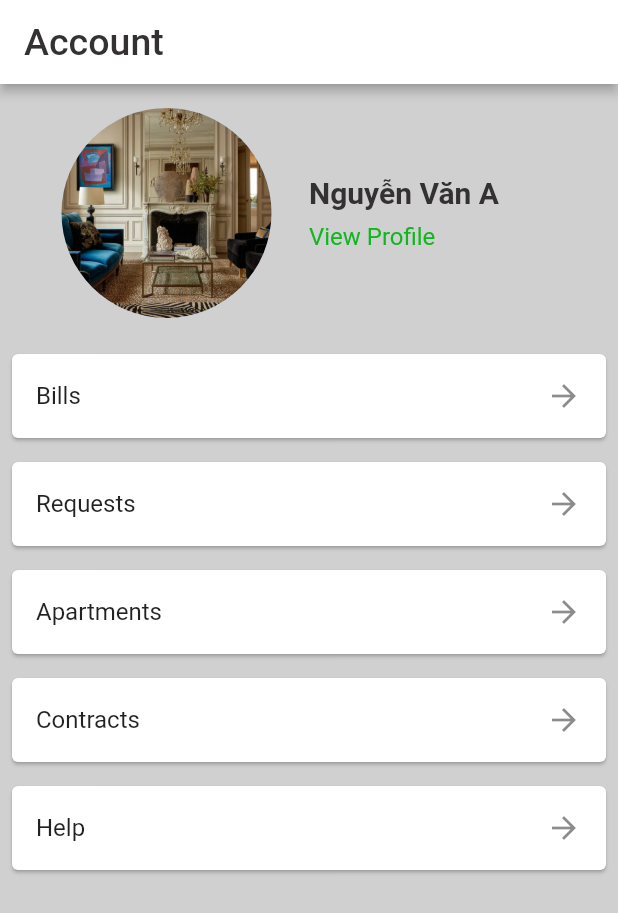
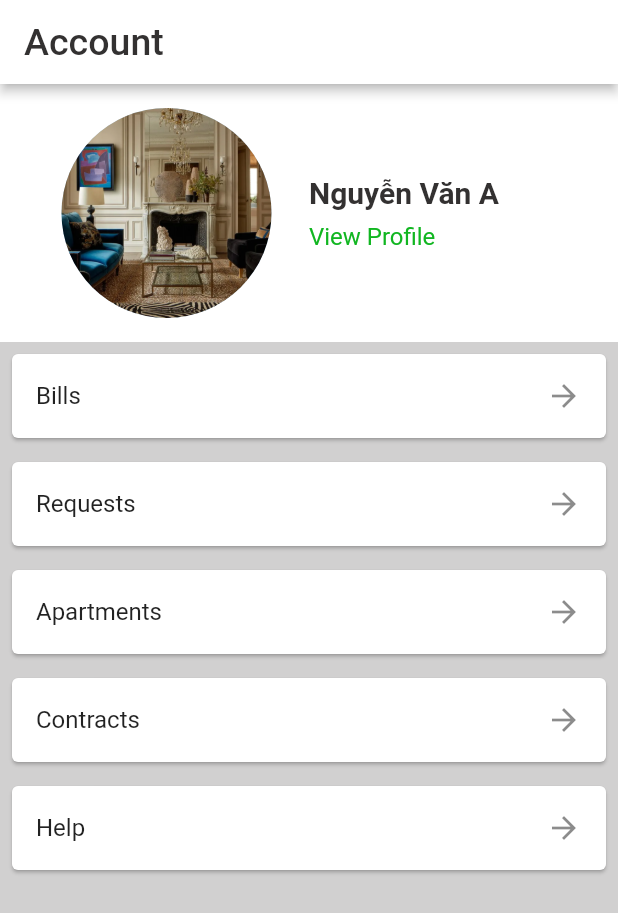
Before and after one commit to 3mallrice/apartee_flutter, a Flutter app: the AccountScreen screen opened directly, on a phone screen of 412 x 824 dp. Shown: the top 913 px of the screen. Run offline on Flutter 3.47's test engine with Material 2 defaults, Android fonts, the phone set to English and light mode, and no system bars; our stand-ins replace dot_navigation_bar, fan_carousel_image_slider; missing offline and left inert: font_awesome_icon_class.

Commit message:
update account screen

```diff
--- a/lib/representation/screens/account_screen.dart
+++ b/lib/representation/screens/account_screen.dart
@@ -33,7 +33,9 @@ class _AccountScreenState extends State<AccountScreen> {
             crossAxisAlignment: CrossAxisAlignment.center,
             children: [
               // Phần trên cùng
-              Padding(
+              Container(
+                color: ColorPalette.bgColor,
+                child: Padding(
                   padding: const EdgeInsets.all(16.0),
                   child: Row(
                     children: [
@@ -80,6 +82,7 @@ class _AccountScreenState extends State<AccountScreen> {
                     ],
                   ),
                 ),
+              ),
               Expanded(
                 flex: 1,
                 child: ListView.builder(
```
Lines whose indentation alone changed are shown as unchanged.
